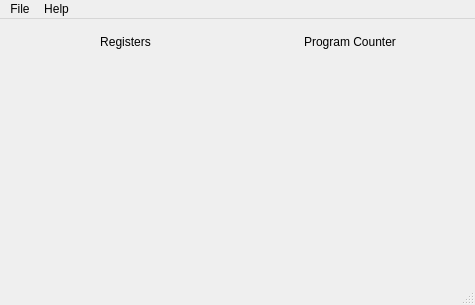
The window that src/mainwindow.ui (FizzyGalacticus/gbdynbintrans) describes before a commit, drawn with Qt 5.
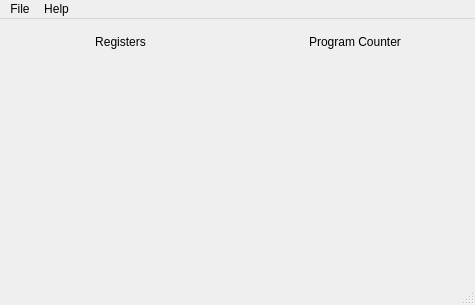
The same window after the commit.

Commit message: Fixed mainwindow layout to be a little more symmetrical.

Patch:
```diff
--- a/src/mainwindow.ui
+++ b/src/mainwindow.ui
@@ -16,7 +16,7 @@
   <widget class="QWidget" name="centralWidget">
    <layout class="QGridLayout" name="gridLayout_2">
     <item row="0" column="0">
-     <layout class="QVBoxLayout" name="verticalLayout" stretch="0,0">
+     <layout class="QVBoxLayout" name="verticalLayout" stretch="0">
       <property name="leftMargin">
        <number>5</number>
       </property>
@@ -29,36 +29,15 @@
       <property name="bottomMargin">
        <number>5</number>
       </property>
-      <item>
-       <layout class="QHBoxLayout" name="horizontalLayout_2">
-        <item>
-         <widget class="QLabel" name="registerLabel">
-          <property name="text">
-           <string>Registers</string>
-          </property>
-          <property name="alignment">
-           <set>Qt::AlignCenter</set>
-          </property>
-         </widget>
-        </item>
-        <item>
-         <widget class="QLabel" name="programCounterLabel">
-          <property name="text">
-           <string>Program Counter</string>
-          </property>
-          <property name="alignment">
-           <set>Qt::AlignCenter</set>
-          </property>
-         </widget>
-        </item>
-       </layout>
-      </item>
       <item>
        <layout class="QGridLayout" name="gridLayout">
-        <item row="0" column="0">
+        <item row="1" column="2">
+         <layout class="QVBoxLayout" name="programCounterLayout"/>
+        </item>
+        <item row="1" column="0">
          <layout class="QVBoxLayout" name="registerLayout"/>
         </item>
-        <item row="0" column="1">
+        <item row="1" column="1">
          <spacer name="verticalSpacer">
           <property name="orientation">
            <enum>Qt::Vertical</enum>
@@ -72,7 +51,24 @@
          </spacer>
         </item>
         <item row="0" column="2">
-         <layout class="QVBoxLayout" name="programCounterLayout"/>
+         <widget class="QLabel" name="programCounterLabel">
+          <property name="text">
+           <string>Program Counter</string>
+          </property>
+          <property name="alignment">
+           <set>Qt::AlignCenter</set>
+          </property>
+         </widget>
+        </item>
+        <item row="0" column="0">
+         <widget class="QLabel" name="registerLabel">
+          <property name="text">
+           <string>Registers</string>
+          </property>
+          <property name="alignment">
+           <set>Qt::AlignCenter</set>
+          </property>
+         </widget>
         </item>
        </layout>
       </item>
```
